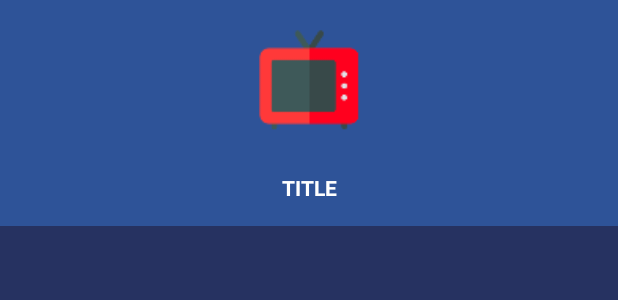
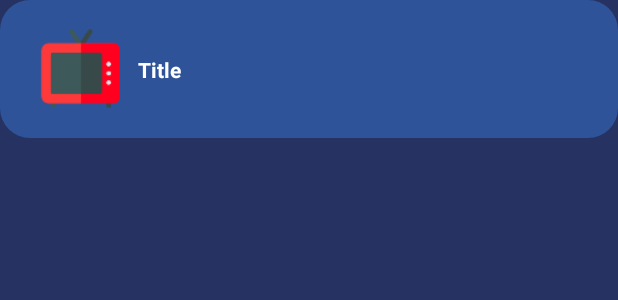
Before and after one commit to JeromeDuban/Homelights-App, an Android app: the layout furniture_item.xml on its own in the app's theme, with its tools: preview values and no code run, on a phone screen of 412 x 824 dp. Shown: the top 300 px of the screen. Run offline under Robolectric (Android 15) with nearby library versions, the phone set to English and light mode, and no system bars.

```diff
--- a/app/src/main/java/com/jejefcgb/homelights/data/model/Furniture.kt
+++ b/app/src/main/java/com/jejefcgb/homelights/data/model/Furniture.kt
@@ -2,4 +2,8 @@ package com.jejefcgb.homelights.data.model
 
 import com.squareup.moshi.Json
 
-class Furniture(@Json(name = "name") var name: String?, @Json(name = "ip") var ip: String?, @Json(name = "icon") var icon: String?)
+class Furniture(
+        @Json(name = "name") var name: String?,
+        @Json(name = "ip") var ip: String?,
+        @Json(name = "icon") var icon: String?
+)
--- a/app/src/main/java/com/jejefcgb/homelights/ui/MainAdapter.kt
+++ b/app/src/main/java/com/jejefcgb/homelights/ui/RoomAdapter.kt
@@ -17,11 +17,10 @@ import com.jejefcgb.homelights.HomeLightsApplication.Companion.config
 import com.jejefcgb.homelights.R
 import kotlinx.android.synthetic.main.room_item.view.*
 
-class MainAdapter internal constructor(val mActivity: Activity) : RecyclerView.Adapter<MainAdapter.MainViewHolder>() {
+class RoomAdapter internal constructor(val mActivity: Activity) : RecyclerView.Adapter<RoomAdapter.MainViewHolder>() {
 
 
     inner class MainViewHolder internal constructor(v: ConstraintLayout) : RecyclerView.ViewHolder(v), View.OnClickListener {
-
 
         internal var mTitle: TextView
         internal var mDetails: TextView
@@ -92,7 +91,7 @@ class MainAdapter internal constructor(val mActivity: Activity) : RecyclerView.A
         holder.mIcon.setImageResource(mActivity.resources.getIdentifier(room.icon,"mipmap", mActivity.packageName))
         holder.mDetails.text = mActivity.resources.getQuantityString(R.plurals.number_devices, config.rooms[position].furniture.size, config.rooms[position].furniture.size)
         holder.mSwitch.setOnCheckedChangeListener { _, _
-            ->  Toast.makeText(mActivity, holder.mTitle.height.toString(), Toast.LENGTH_SHORT).show()}
+            ->  Toast.makeText(mActivity, "A venir", Toast.LENGTH_SHORT).show()}
 
     }
 
--- a/app/src/main/res/layout/activity_main.xml
+++ b/app/src/main/res/layout/activity_main.xml
@@ -23,7 +23,7 @@
         fab:layout_constraintTop_toTopOf="parent">
 
         <androidx.recyclerview.widget.RecyclerView
-            android:id="@+id/my_recycler_view"
+            android:id="@+id/main.recycler_view"
             android:layout_width="match_parent"
             android:layout_height="match_parent"
             android:layout_marginStart="8dp"
--- a/app/src/main/res/layout/furniture_item.xml
+++ b/app/src/main/res/layout/furniture_item.xml
@@ -1,46 +1,43 @@
 <?xml version="1.0" encoding="utf-8"?>
 <androidx.constraintlayout.widget.ConstraintLayout xmlns:android="http://schemas.android.com/apk/res/android"
     xmlns:app="http://schemas.android.com/apk/res-auto"
+    xmlns:tools="http://schemas.android.com/tools"
+    android:id="@+id/room.background"
     android:layout_width="match_parent"
     android:layout_height="wrap_content"
-    android:background="@color/colorPrimary"
-    android:id="@+id/card.background"
+    android:background="@drawable/rounded_corners"
     android:padding="16dp"
-    android:transitionName="transitionBackground">
+    android:transitionName="transition_background">
 
-    <!--<View-->
-    <!--android:layout_width="0dp"-->
-    <!--android:layout_height="0dp"-->
-
-    <!--android:transitionName="transitionBackground"-->
-    <!--android:background="@color/colorPrimary"-->
-    <!--app:layout_constraintBottom_toBottomOf="@+id/card.title"-->
-    <!--app:layout_constraintEnd_toEndOf="parent"-->
-    <!--app:layout_constraintStart_toStartOf="parent"-->
-    <!--app:layout_constraintTop_toTopOf="parent" />-->
 
     <ImageView
-        android:id="@+id/card.icon"
-        android:layout_width="75dp"
-        android:layout_height="75dp"
+        android:transitionName="transition_icon"
+        android:id="@+id/furniture.icon"
+        android:layout_width="60dp"
+        android:layout_height="60dp"
+        android:layout_marginStart="8dp"
         android:src="@mipmap/ic_object_tv"
-        app:layout_constraintLeft_toLeftOf="parent"
-        app:layout_constraintRight_toRightOf="parent"
+        app:layout_constraintBottom_toBottomOf="parent"
+        app:layout_constraintStart_toStartOf="parent"
         app:layout_constraintTop_toTopOf="parent" />
 
 
     <TextView
-        android:id="@+id/card.title"
+        android:id="@+id/furniture.name"
         android:layout_width="wrap_content"
         android:layout_height="wrap_content"
-        android:layout_marginTop="24dp"
+        android:layout_marginStart="8dp"
         android:text="Title"
-        android:textAllCaps="true"
+        android:textAllCaps="false"
         android:textColor="@android:color/white"
+        android:textSize="14sp"
         android:textStyle="bold"
-        app:layout_constraintLeft_toLeftOf="parent"
-        app:layout_constraintRight_toRightOf="parent"
-        app:layout_constraintTop_toBottomOf="@+id/card.icon" />
+        android:transitionName="transition_title"
+        app:layout_constraintBottom_toBottomOf="@+id/furniture.icon"
+        app:layout_constraintStart_toEndOf="@+id/furniture.icon"
+        app:layout_constraintTop_toTopOf="@+id/furniture.icon" />
+
+
 
 
 </androidx.constraintlayout.widget.ConstraintLayout>
```
Also changed, not shown: app/src/main/java/com/jejefcgb/homelights/DetailsActivity.kt (+28 -4 lines), app/src/main/java/com/jejefcgb/homelights/MainActivity.kt (+5 -5 lines), app/src/main/java/com/jejefcgb/homelights/data/model/Room.kt (+22 -5 lines), app/src/main/java/com/jejefcgb/homelights/ui/FurnitureAdapter.kt (added, +58 -0 lines), app/src/main/res/layout/activity_details.xml (+13 -0 lines).
